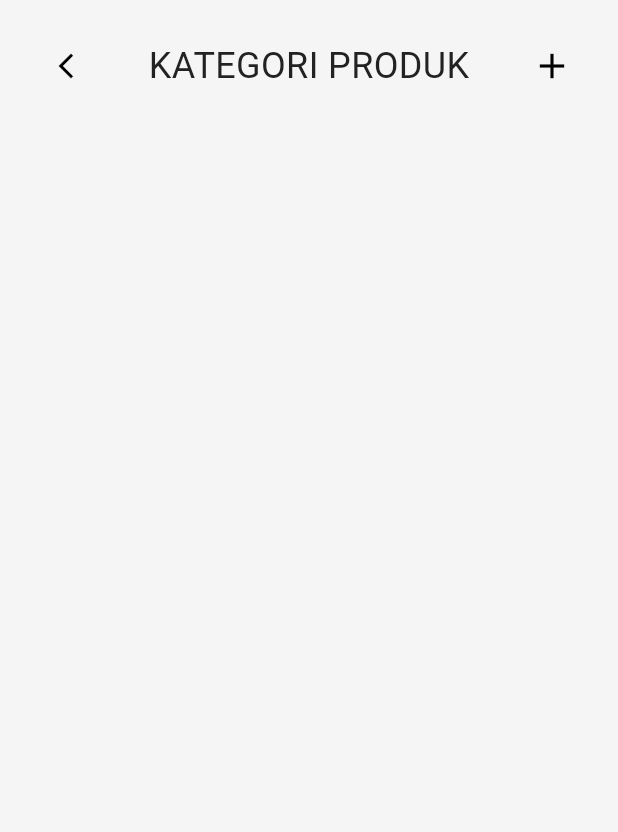
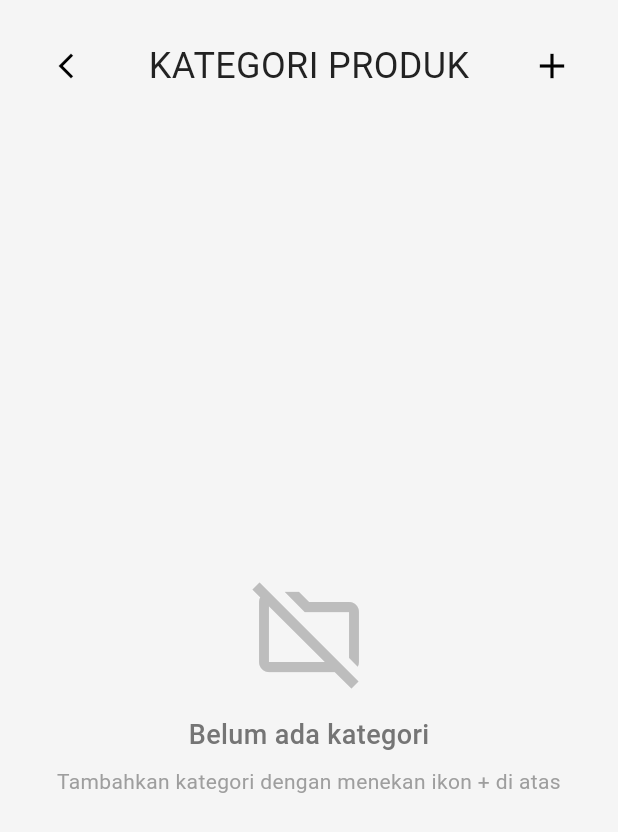
Before and after one commit to SulTenZ/APL-Smartstock-Mobile, a Flutter app: the CategoryBody screen opened directly, on a phone screen of 412 x 824 dp. Shown: the top 832 px of the screen. Run offline on Flutter 3.47's test engine with Material 3 defaults, Android fonts, the phone set to English and light mode, and no system bars; our stand-ins replace confetti, flutter_dotenv, google_fonts, image_picker, shared_preferences; missing offline and left inert: month_year_picker; accounts and stored records are empty; network calls fail.

```diff
--- a/lib/features/stock/category/category_view.dart
+++ b/lib/features/stock/category/category_view.dart
@@ -20,7 +20,8 @@ class CategoryBody extends StatelessWidget {
 
   @override
   Widget build(BuildContext context) {
-    final controller = Provider.of<CategoryController>(context);
+    // [OPTIMASI]: Ambil controller untuk aksi (tanpa listen)
+    final controller = context.read<CategoryController>();
 
     return Scaffold(
       backgroundColor: Colors.grey[100],
@@ -29,6 +30,7 @@ class CategoryBody extends StatelessWidget {
           padding: const EdgeInsets.all(20),
           child: Column(
             children: [
+              // Bagian header yang statis
               Stack(
                 alignment: Alignment.center,
                 children: [
@@ -62,13 +64,32 @@ class CategoryBody extends StatelessWidget {
                 ],
               ),
               const SizedBox(height: 40),
+              // [OPTIMASI]: Bungkus hanya bagian list dengan Consumer
               Expanded(
-                child: controller.isLoading
-                    ? const Center(child: CircularProgressIndicator())
-                    : ListView.builder(
-                        itemCount: controller.categories.length,
+                child: Consumer<CategoryController>(
+                  builder: (context, consumerController, child) {
+                    if (consumerController.isLoading) {
+                      return const Center(child: CircularProgressIndicator());
+                    }
+                    // Tambahkan pengecekan jika data kosong
+                    if (consumerController.categories.isEmpty) {
+                      return Center(
+                        child: Column(
+                          mainAxisAlignment: MainAxisAlignment.center,
+                          children: [
+                            Icon(Icons.folder_off_outlined, size: 80, color: Colors.grey[400]),
+                            const SizedBox(height: 16),
+                            Text("Belum ada kategori", style: TextStyle(fontSize: 18, fontWeight: FontWeight.w500, color: Colors.grey[600])),
+                            const SizedBox(height: 8),
+                            Text("Tambahkan kategori dengan menekan ikon + di atas", textAlign: TextAlign.center, style: TextStyle(fontSize: 14, color: Colors.grey[500]))
+                          ],
+                        ),
+                      );
+                    }
+                    return ListView.builder(
+                      itemCount: consumerController.categories.length,
                       itemBuilder: (context, index) {
-                          final item = controller.categories[index];
+                        final item = consumerController.categories[index];
                         return Container(
                           margin: const EdgeInsets.only(bottom: 16),
                           decoration: BoxDecoration(
@@ -125,6 +146,8 @@ class CategoryBody extends StatelessWidget {
                           ),
                         );
                       },
+                    );
+                  },
                 ),
               ),
             ],
@@ -158,7 +181,7 @@ class CategoryBody extends StatelessWidget {
             onPressed: () {
               Navigator.of(ctx).pop();
               controller.deleteCategory(context, id);
-              controller.fetchCategories();
+              // Tidak perlu fetchCategories lagi di sini, karena controller akan notifyListeners
             },
             child: const Text('Hapus'),
             style: ElevatedButton.styleFrom(
```
Also changed, not shown: lib/features/audit_log/audit_log_view.dart (+23 -14 lines), lib/features/stock/brand/brand_view.dart (+17 -8 lines), lib/features/stock/product/product_view.dart (+120 -56 lines), lib/features/stock/product_type/product_type_view.dart (+25 -12 lines), lib/features/stock/size/size_view.dart (+17 -9 lines), lib/features/stock/stock_batch/stock_batch_view.dart (+27 -13 lines), lib/features/transaction_history/transaction_history_view.dart (+29 -22 lines). Lines whose indentation alone changed are shown as unchanged.
